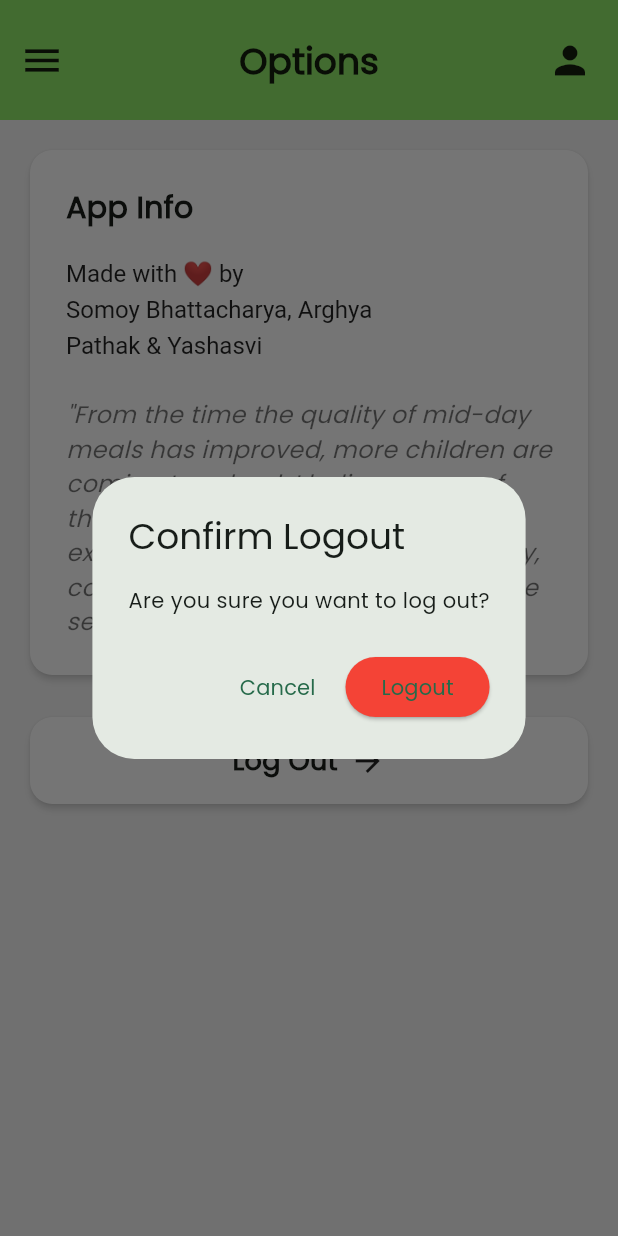
After one commit to 4242x/simplemeals, a Flutter app: the MenuScreen screen opened directly, after a tap on "Log Out", on a phone screen of 412 x 824 dp. The commit adds this screen. Run offline on Flutter 3.47's test engine with Material 3 defaults, Android fonts, the phone set to English and light mode, and no system bars; our stand-ins replace cloud_firestore, firebase_auth, firebase_core, flutter_gemini; accounts and stored records are empty; Roboto replaces fonts that are missing (emoji).

Commit message:
added a placeholder Menu Screen

```diff
--- /dev/null
+++ b/lib/menu_screen.dart
@@ -0,0 +1,172 @@
+import 'package:flutter/material.dart';
+import 'package:firebase_auth/firebase_auth.dart';
+import 'package:simplemeals/landing_page.dart';
+
+class MenuScreen extends StatelessWidget {
+  const MenuScreen({super.key});
+
+  Future<void> _signOut(BuildContext context) async {
+    try {
+      await FirebaseAuth.instance.signOut();
+      if (Navigator.of(context).mounted) {
+        Navigator.of(context).pushAndRemoveUntil(
+          MaterialPageRoute(builder: (context) => const LandingPage()),
+          (Route<dynamic> route) => false,
+        );
+      }
+    } catch (e) {
+      if (Navigator.of(context).mounted) {
+        ScaffoldMessenger.of(
+          context,
+        ).showSnackBar(SnackBar(content: Text('Error signing out: $e')));
+      }
+    }
+  }
+
+  void _showLogoutConfirmationDialog(BuildContext context) {
+    showDialog(
+      context: context,
+      builder: (BuildContext dialogContext) {
+        return AlertDialog(
+          title: const Text('Confirm Logout'),
+          content: const Text('Are you sure you want to log out?'),
+          actions: [
+            TextButton(
+              onPressed: () => Navigator.of(dialogContext).pop(),
+              child: const Text('Cancel'),
+            ),
+            ElevatedButton(
+              style: ElevatedButton.styleFrom(backgroundColor: Colors.red),
+              onPressed: () {
+                Navigator.of(dialogContext).pop();
+                _signOut(context);
+              },
+              child: const Text('Logout'),
+            ),
+          ],
+        );
+      },
+    );
+  }
+
+  @override
+  Widget build(BuildContext context) {
+    return Scaffold(
+      backgroundColor: Colors.grey[100],
+      appBar: AppBar(
+        backgroundColor: const Color(0xFF90E969),
+        elevation: 0,
+        toolbarHeight: 80,
+        leading: IconButton(
+          icon: const Icon(Icons.menu, color: Colors.black87, size: 30),
+          onPressed: () {},
+        ),
+        title: const Center(
+          child: Text(
+            'Options',
+            style: TextStyle(
+              fontSize: 24,
+              fontWeight: FontWeight.bold,
+              color: Colors.black87,
+            ),
+          ),
+        ),
+        actions: [
+          IconButton(
+            icon: const Icon(Icons.person, color: Colors.black87, size: 30),
+            onPressed: () {},
+          ),
+          const SizedBox(width: 8),
+        ],
+      ),
+      body: Padding(
+        padding: const EdgeInsets.all(16.0),
+        child: Column(
+          children: [
+            _buildAppInfoCard(),
+            const SizedBox(height: 20),
+            _buildLogoutButton(context),
+          ],
+        ),
+      ),
+    );
+  }
+
+  Widget _buildAppInfoCard() {
+    return Card(
+      color: Colors.white,
+      elevation: 2,
+      shadowColor: Colors.grey[200],
+      shape: RoundedRectangleBorder(borderRadius: BorderRadius.circular(15)),
+      child: Padding(
+        padding: const EdgeInsets.all(24.0),
+        child: Column(
+          crossAxisAlignment: CrossAxisAlignment.start,
+          children: [
+            const Text(
+              'App Info',
+              style: TextStyle(fontSize: 20, fontWeight: FontWeight.bold),
+            ),
+            const SizedBox(height: 16),
+            RichText(
+              text: const TextSpan(
+                style: TextStyle(
+                  fontSize: 16,
+                  color: Colors.black87,
+                  height: 1.5,
+                ),
+                children: [
+                  TextSpan(text: 'Made with '),
+                  TextSpan(
+                    text: '❤️',
+                    style: TextStyle(fontFamily: 'emoji'),
+                  ),
+                  TextSpan(
+                    text: ' by\nSomoy Bhattacharya, Arghya\nPathak & Yashasvi',
+                  ),
+                ],
+              ),
+            ),
+            const SizedBox(height: 24),
+            const Text(
+              '"From the time the quality of mid-day meals has improved, more children are coming to school. I believe many of them, especially those from the extremely poor sections of our society, come to school only because they are served this hot meal."',
+              style: TextStyle(
+                fontSize: 16,
+                color: Colors.black54,
+                fontStyle: FontStyle.italic,
+              ),
+            ),
+          ],
+        ),
+      ),
+    );
+  }
+
+  Widget _buildLogoutButton(BuildContext context) {
+    return GestureDetector(
+      onTap: () => _showLogoutConfirmationDialog(context),
+      child: Card(
+        color: Colors.white,
+        elevation: 2,
+        shadowColor: Colors.grey[200],
+        shape: RoundedRectangleBorder(borderRadius: BorderRadius.circular(15)),
+        child: const Padding(
+          padding: EdgeInsets.symmetric(vertical: 16.0),
+          child: Center(
+            child: Row(
+              mainAxisSize: MainAxisSize.min,
+              children: [
+                Text(
+                  'Log Out',
+                  style: TextStyle(fontSize: 18, fontWeight: FontWeight.bold),
+                ),
+                SizedBox(width: 8),
+                Icon(Icons.arrow_forward),
+              ],
+            ),
+          ),
+        ),
+      ),
+    );
+  }
+}
--- a/lib/screens/institution/institution_feedback.dart
+++ b/lib/screens/institution/institution_feedback.dart
@@ -28,7 +28,7 @@ class _InstitutionFeedbackScreenState extends State<InstitutionFeedbackScreen> {
     }
 
     try {
-      // Fetch feedback for the current institution
+
       final feedbackSnapshot = await FirebaseFirestore.instance
           .collection('feedback')
           .where('institutionId', isEqualTo: user.uid)
@@ -36,7 +36,7 @@ class _InstitutionFeedbackScreenState extends State<InstitutionFeedbackScreen> {
 
       _feedbackList = feedbackSnapshot.docs.map((doc) => doc.data()).toList();
 
-      // Fetch provider details
+
       final instituteDoc = await FirebaseFirestore.instance.collection('institutes').doc(user.uid).get();
       final providerId = instituteDoc.data()?['profile']?['providerId'];
 
--- a/lib/screens/student/account_screen.dart
+++ b/lib/screens/student/account_screen.dart
@@ -151,7 +151,7 @@ class _StudentAccountScreenState extends State<StudentAccountScreen> {
                 Expanded(
                   child: ElevatedButton(
                     onPressed: () {
-                      // TODO: Implement Change Food Preference logic
+
                     },
                     style: ElevatedButton.styleFrom(
                       backgroundColor: const Color(0xFF90E969),
@@ -168,7 +168,7 @@ class _StudentAccountScreenState extends State<StudentAccountScreen> {
                 Expanded(
                   child: ElevatedButton(
                     onPressed: () {
-                      // TODO: Implement Change Password logic
+
                     },
                     style: ElevatedButton.styleFrom(
                       backgroundColor: Colors.black87,
```
Also changed, not shown: lib/screens/provider/signup_screen.dart (+3 -4 lines).
